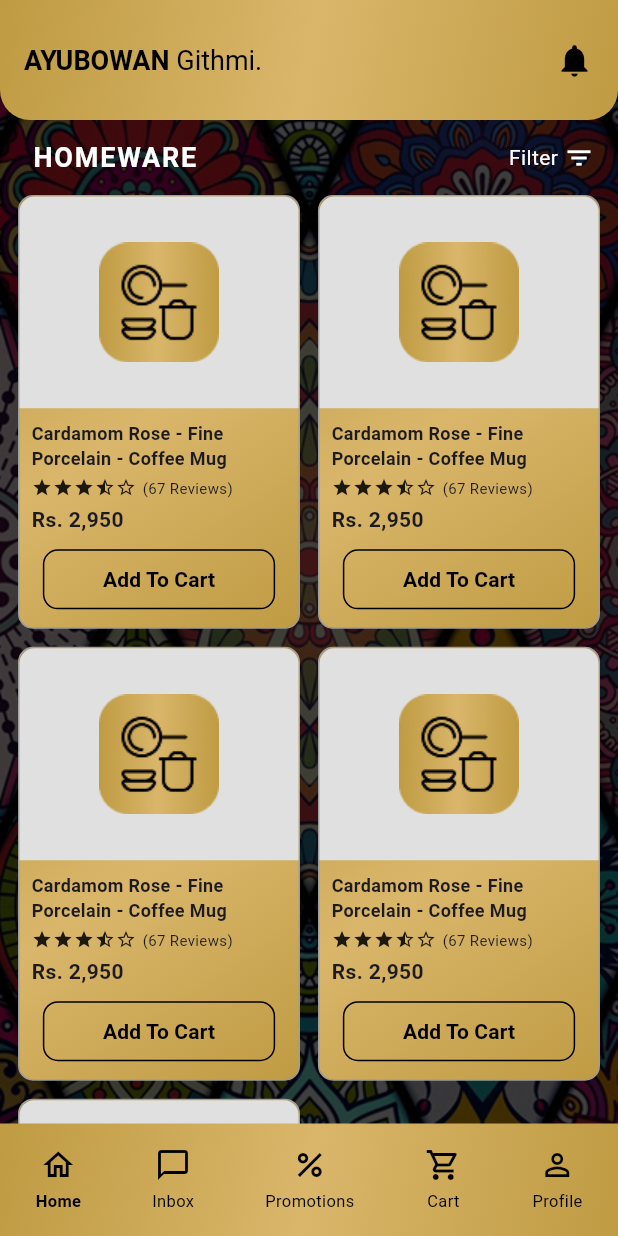
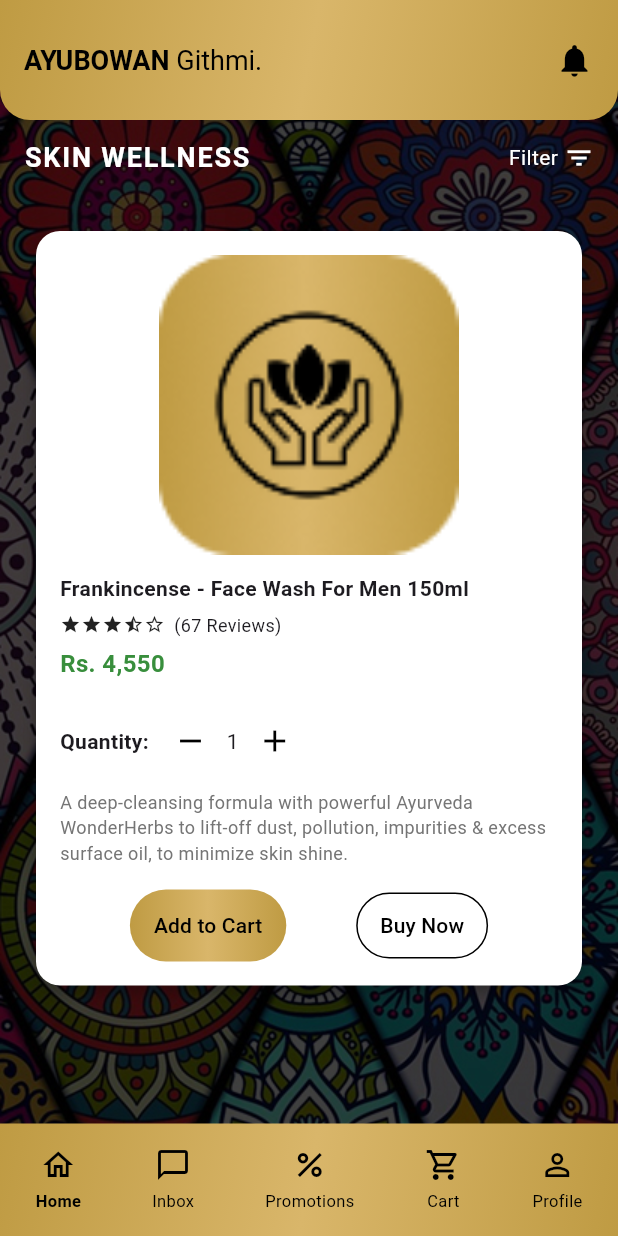
Before and after one commit to nvppiyumika/Spa-Ceylon-Mobile, a Flutter app: the screen it shows after launch, on a phone screen of 412 x 824 dp. Run offline on Flutter 3.47's test engine with Material 3 defaults, Android fonts, the phone set to English and light mode, and no system bars; our stand-ins replace carousel_slider.

Commit message:
add a description

```diff
--- a/lib/Mind_&_Body.dart
+++ b/lib/Mind_&_Body.dart
@@ -59,7 +59,7 @@ class _MindAndBodyPageState extends State<MindAndBodyPage> {
                     mainAxisAlignment: MainAxisAlignment.spaceBetween,
                     children: [
                       Text(
-                        "MIND & BODY WELLNESS",
+                        "MIND & BODY",
                         style: TextStyle(
                           fontSize: 18,
                           color: Colors.white,
--- a/lib/SingleProduct.dart
+++ b/lib/SingleProduct.dart
@@ -1,128 +1,267 @@
 import 'package:flutter/material.dart';
 import 'components.dart';
 
-class ProductPage extends StatefulWidget {
-  @override
-  _ProductPageState createState() => _ProductPageState();
+void main() {
+  runApp(MyApp());
 }
 
-class _ProductPageState extends State<ProductPage> {
-  int quantity = 1;
+class MyApp extends StatelessWidget {
+  @override
+  Widget build(BuildContext context) {
+    return MaterialApp(
+      title: 'Wellness App',
+      debugShowCheckedModeBanner: false,
+      home: SingleProductPage(),
+    );
+  }
+}
+
+class SingleProductPage extends StatefulWidget {
+  @override
+  _SingleProductPageState createState() => _SingleProductPageState();
+}
+
+class _SingleProductPageState extends State<SingleProductPage> {
+  int _selectedIndex = 0;
+  int _quantity = 1; // Starting quantity
+
+  void _onNavTapped(int index) {
+    setState(() {
+      _selectedIndex = index;
+    });
+  }
+
+  void _increaseQuantity() {
+    setState(() {
+      _quantity++;
+    });
+  }
+
+  void _decreaseQuantity() {
+    if (_quantity > 1) {
+      setState(() {
+        _quantity--;
+      });
+    }
+  }
 
   @override
   Widget build(BuildContext context) {
     return Scaffold(
-      appBar: AppBar(
-        title: Text('Product Details'),
-        backgroundColor: Colors.black,
-      ),
-      body: SingleChildScrollView(
-        padding: EdgeInsets.all(16),
-        child: Column(
-          crossAxisAlignment: CrossAxisAlignment.start,
-          children: [
-            // Product Image
-            ClipRRect(
-              borderRadius: BorderRadius.circular(10),
-              child: Image.asset(
-                'assets/images/product.jpg', // Add your image in assets
-                height: 250,
-                width: double.infinity,
+      body: Stack(
+        children: [
+          // Background image
+          Container(
+            decoration: BoxDecoration(
+              image: DecorationImage(
+                image: AssetImage("assets/images/background.jpg"),
                 fit: BoxFit.cover,
               ),
             ),
+          ),
 
-            SizedBox(height: 16),
+          // Main content
+          SafeArea(
+            child: Column(
+              children: [
+                topGreetingBar("Githmi"),
 
-            // Title
-            Text(
-              'Cardamom Rose - Bath & Shower Gel 250ml',
-              style: TextStyle(fontSize: 20, fontWeight: FontWeight.bold),
-            ),
+                // Category title and filter
+                Padding(
+                  padding: const EdgeInsets.symmetric(
+                      horizontal: 16.0, vertical: 12),
+                  child: Row(
+                    mainAxisAlignment: MainAxisAlignment.spaceBetween,
+                    children: [
+                      Text(
+                        "SKIN WELLNESS",
+                        style: TextStyle(
+                          fontSize: 18,
+                          color: Colors.white,
+                          fontWeight: FontWeight.bold,
+                          letterSpacing: 1.2,
+                        ),
+                      ),
+                      Row(
+                        children: [
+                          Text(
+                            "Filter",
+                            style: TextStyle(fontSize: 14, color: Colors.white),
+                          ),
+                          SizedBox(width: 4),
+                          Icon(Icons.filter_list,
+                              size: 20, color: Colors.white),
+                        ],
+                      )
+                    ],
+                  ),
+                ),
 
-            SizedBox(height: 8),
-
-            // Price and Payment Options
-            Text('Rs 3,900', style: TextStyle(fontSize: 18)),
-            Text('or 3 X Rs 1,300 with Mintpay / Koko',
-                style: TextStyle(color: Colors.grey)),
-
-            SizedBox(height: 8),
-
-            // Ratings
-            Row(
-              children: [
-                Row(
-                  children: List.generate(
-                      5,
-                      (index) =>
-                          Icon(Icons.star, color: Colors.amber, size: 20)),
-                ),
-                SizedBox(width: 5),
-                Text('12 reviews')
-              ],
-            ),
-
-            SizedBox(height: 16),
-
-            // Quantity Selector
-            Text('Quantity', style: TextStyle(fontWeight: FontWeight.bold)),
-            Row(
-              children: [
-                IconButton(
-                  icon: Icon(Icons.remove),
-                  onPressed: () {
-                    if (quantity > 1) {
-                      setState(() {
-                        quantity--;
-                      });
-                    }
-                  },
-                ),
-                Text('$quantity', style: TextStyle(fontSize: 16)),
-                IconButton(
-                  icon: Icon(Icons.add),
-                  onPressed: () {
-                    setState(() {
-                      quantity++;
-                    });
-                  },
+                // Product Grid
+                Expanded(
+                  child: SingleChildScrollView(
+                    child: Padding(
+                      padding: const EdgeInsets.symmetric(
+                          horizontal: 16.0, vertical: 8),
+                      child: Center(
+                        child: productCard(),
+                      ),
+                    ),
+                  ),
                 ),
               ],
             ),
+          ),
+        ],
+      ),
+      bottomNavigationBar: bottomNavBar(_selectedIndex, _onNavTapped),
+    );
+  }
 
-            SizedBox(height: 16),
+  Widget productCard() {
+    return Container(
+      width: double.infinity,
+      margin: EdgeInsets.symmetric(horizontal: 8, vertical: 16),
+      padding: EdgeInsets.all(16),
+      decoration: BoxDecoration(
+        color: Colors.white,
+        borderRadius: BorderRadius.circular(16),
+        boxShadow: [
+          BoxShadow(
+            color: Colors.black26,
+            blurRadius: 8,
+            offset: Offset(0, 4),
+          )
+        ],
+      ),
+      child: Column(
+        crossAxisAlignment: CrossAxisAlignment.start,
+        children: [
+          // Row 1: Product Image (Square, Large)
+          Center(
+            child: Container(
+              width: 200, // Adjust size to make the image large
+              height: 200, // Make it square
+              decoration: BoxDecoration(
+                image: DecorationImage(
+                  image: AssetImage('assets/images/skin_care.png'),
+                  fit: BoxFit.cover,
+                ),
+                borderRadius: BorderRadius.circular(16), // Rounded corners
+              ),
+            ),
+          ),
+          SizedBox(height: 12),
 
-            // Description
-            Text(
-              'A mild cleansing formula infused with precious herbs pure aromatic essential oils.',
-              style: TextStyle(fontSize: 16),
-            ),
+          // Row 2: Product Description
+          Text(
+            'Frankincense - Face Wash For Men 150ml',
+            style: TextStyle(fontWeight: FontWeight.bold, fontSize: 14),
+          ),
+          SizedBox(height: 6),
+          Row(
+            children: [
+              Icon(Icons.star, size: 14),
+              Icon(Icons.star, size: 14),
+              Icon(Icons.star, size: 14),
+              Icon(Icons.star_half, size: 14),
+              Icon(Icons.star_border, size: 14),
+              SizedBox(width: 6),
+              Text(
+                '(67 Reviews)',
+                style: TextStyle(fontSize: 12),
+              ),
+            ],
+          ),
+          SizedBox(height: 6),
+          Text(
+            'Rs. 4,550',
+            style: TextStyle(
+                fontWeight: FontWeight.bold,
+                fontSize: 16,
+                color: Colors.green[700]),
+          ),
+          SizedBox(height: 16),
 
-            SizedBox(height: 24),
+          // Row 3: Quantity Adjustment with + and - buttons
+          Row(
+            mainAxisAlignment: MainAxisAlignment.start,
+            children: [
+              Text(
+                "Quantity: ",
+                style: TextStyle(fontSize: 14, fontWeight: FontWeight.bold),
+              ),
+              IconButton(
+                onPressed: _decreaseQuantity,
+                icon: Icon(Icons.remove),
+                color: Colors.black,
+              ),
+              Text(
+                '$_quantity',
+                style: TextStyle(fontSize: 14),
+              ),
+              IconButton(
+                onPressed: _increaseQuantity,
+                icon: Icon(Icons.add),
+                color: Colors.black,
+              ),
+            ],
+          ),
 
-            // Buttons
-            ElevatedButton(
-              onPressed: () {},
-              style: ElevatedButton.styleFrom(
-                side: BorderSide(color: Colors.black),
-                backgroundColor: Colors.white,
-                foregroundColor: Colors.black,
-                minimumSize: Size(double.infinity, 48),
+          SizedBox(height: 8),
+          Text(
+            "A deep-cleansing formula with powerful Ayurveda WonderHerbs to lift-off dust, pollution, impurities & excess surface oil, to minimize skin shine.",
+            style: TextStyle(fontSize: 12, color: Colors.grey[600]),
+          ),
+
+          SizedBox(height: 16),
+
+          Row(
+            mainAxisAlignment: MainAxisAlignment.spaceEvenly,
+            children: [
+              Container(
+                decoration: BoxDecoration(
+                  gradient: LinearGradient(
+                    colors: [
+                      Color.fromRGBO(191, 155, 67, 1),
+                      Color.fromRGBO(217, 182, 106, 1),
+                      Color.fromRGBO(191, 155, 67, 1),
+                    ],
+                  ),
+                  borderRadius: BorderRadius.circular(30),
+                ),
+                child: ElevatedButton(
+                  onPressed: () {},
+                  style: ElevatedButton.styleFrom(
+                    backgroundColor: Colors.transparent,
+                    shadowColor: Colors.transparent,
+                    foregroundColor: Colors.black,
+                    padding: EdgeInsets.symmetric(horizontal: 16, vertical: 12),
+                    shape: RoundedRectangleBorder(
+                      borderRadius: BorderRadius.circular(50),
+                    ),
+                  ),
+                  child: Text("Add to Cart"),
+                ),
               ),
-              child: Text('Add to cart'),
-            ),
-            SizedBox(height: 12),
-            ElevatedButton(
-              onPressed: () {},
-              style: ElevatedButton.styleFrom(
-                backgroundColor: Colors.black,
-                minimumSize: Size(double.infinity, 48),
+
+              // Outlined "Buy Now" button with the same shape as "Add to Cart"
+              OutlinedButton(
+                onPressed: () {},
+                child: Text("Buy Now"),
+                style: OutlinedButton.styleFrom(
+                  foregroundColor: Colors.black,
+                  side: BorderSide(color: Colors.black),
+                  padding: EdgeInsets.symmetric(horizontal: 16, vertical: 12),
+                  shape: RoundedRectangleBorder(
+                    borderRadius:
+                        BorderRadius.circular(50), // Same rounded shape
+                  ),
+                ),
               ),
-              child: Text('Buy it now'),
-            ),
-          ],
-        ),
+            ],
+          ),
+        ],
       ),
     );
   }
--- a/lib/main.dart
+++ b/lib/main.dart
@@ -4,6 +4,7 @@ import 'Skin_care.dart';
 import 'components.dart';
 import 'Mind_&_Body.dart';
 import 'Homeware.dart';
+import 'SingleProduct.dart';
 
 void main() {
   runApp(MyApp());
@@ -15,7 +16,7 @@ class MyApp extends StatelessWidget {
     return MaterialApp(
       title: 'Wellness App',
       debugShowCheckedModeBanner: false,
-      home: HomewarePage(), // 👈 This runs your SkinCare page
+      home: SingleProductPage(), // 👈 This runs your SkinCare page
     );
   }
 }
```
